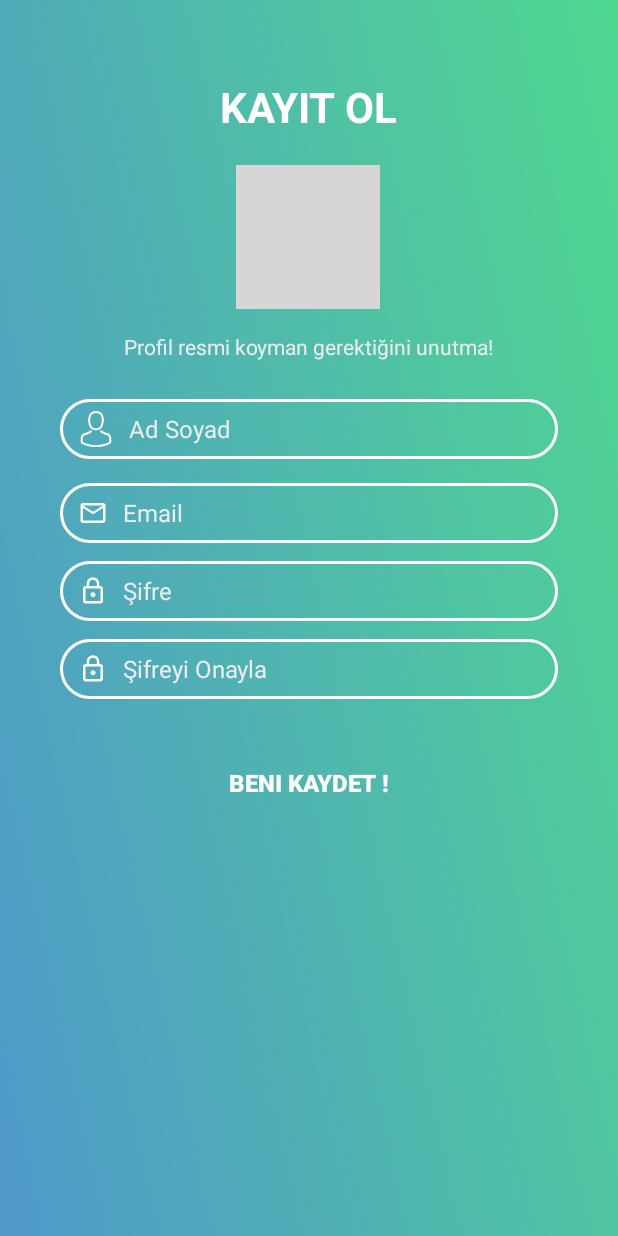
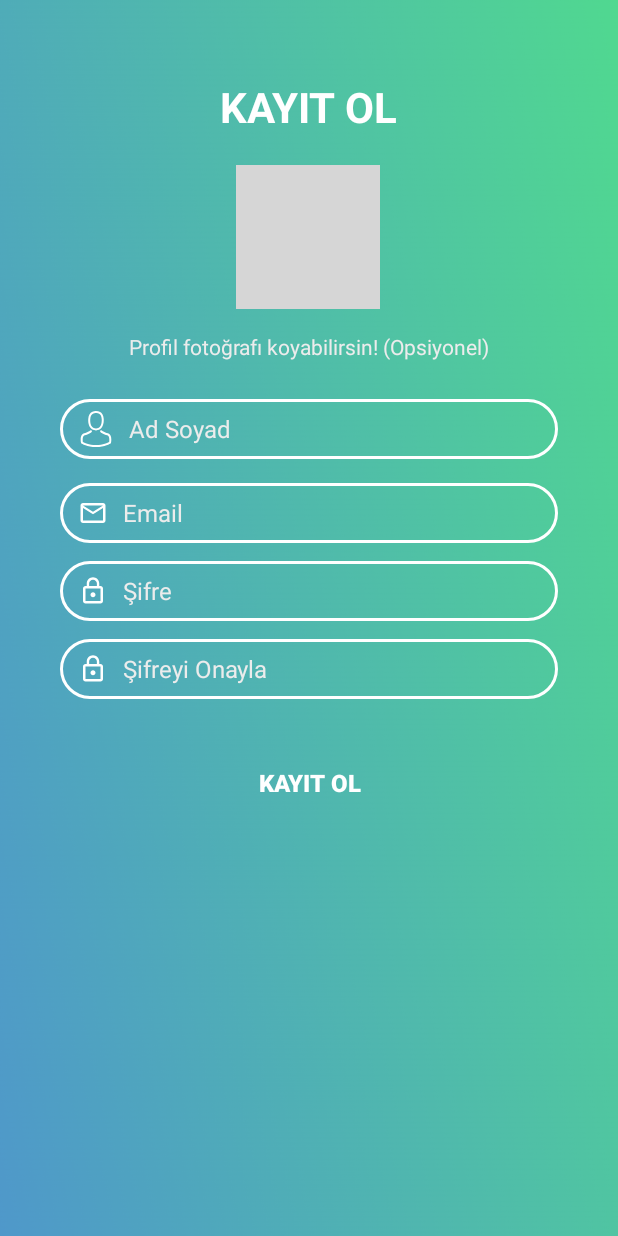
Before and after one commit to SaintTwn/MobileApplicationProject, an Android app: the RegisterActivity screen opened directly, with no data from a screen before it, after a tap on an icon or button, on a phone screen of 412 x 824 dp. Run offline under Robolectric (Android 15) with nearby library versions, the phone set to English and light mode, and no system bars; our stand-ins replace CircleImageView, Firebase (no records; nobody signed in at launch, a user with empty details on screens opened directly); grey boxes are pictures that could not be loaded.

Commit message:
bug fixed (profile photo error)

```diff
--- a/app/build.gradle
+++ b/app/build.gradle
@@ -18,6 +18,7 @@ android {
             proguardFiles getDefaultProguardFile('proguard-android.txt'), 'proguard-rules.pro'
         }
     }
+    namespace 'com.batugeray.instablog'
 }
 
 dependencies {
--- a/app/src/main/AndroidManifest.xml
+++ b/app/src/main/AndroidManifest.xml
@@ -1,6 +1,5 @@
 <?xml version="1.0" encoding="utf-8"?>
-<manifest xmlns:android="http://schemas.android.com/apk/res/android"
-    package="com.batugeray.instablog">
+<manifest xmlns:android="http://schemas.android.com/apk/res/android">
 
     <uses-permission android:name="android.permission.INTERNET" />
     <uses-permission android:name="android.permission.READ_EXTERNAL_STORAGE" />
--- a/app/src/main/java/com/batugeray/instablog/RegisterActivity.java
+++ b/app/src/main/java/com/batugeray/instablog/RegisterActivity.java
@@ -12,6 +12,7 @@ import android.support.v4.app.ActivityCompat;
 import android.support.v4.content.ContextCompat;
 import android.support.v7.app.AppCompatActivity;
 import android.text.TextUtils;
+import android.util.Log;
 import android.view.View;
 import android.widget.Button;
 import android.widget.EditText;
@@ -66,21 +67,25 @@ public class RegisterActivity extends AppCompatActivity {
         toptext = findViewById(R.id.toptext);
 
 
+
         avatar.setOnClickListener(new View.OnClickListener() {
             @Override
             public void onClick(View view) {
                 if (Build.VERSION.SDK_INT >= Build.VERSION_CODES.M) {
-                    if (ContextCompat.checkSelfPermission(RegisterActivity.this, Manifest.permission.READ_EXTERNAL_STORAGE) != PackageManager.PERMISSION_GRANTED) {
+                    if (ContextCompat.checkSelfPermission(RegisterActivity.this, Manifest.permission.READ_EXTERNAL_STORAGE) == PackageManager.PERMISSION_GRANTED) {
+                        // İzin iste
+
                         ActivityCompat.requestPermissions(RegisterActivity.this, new String[]{Manifest.permission.READ_EXTERNAL_STORAGE}, 1);
                     } else {
+                        // İzin zaten verildiyse, resim seçme işlemine devam et
                         pickimage();
                     }
                 } else {
+                    // Android M'den düşük cihazlar için izin kontrolü gerekli değil
                     pickimage();
                 }
             }
         });
-
         signup.setOnClickListener(new View.OnClickListener() {
             @Override
             public void onClick(View view) {
@@ -161,9 +166,11 @@ public class RegisterActivity extends AppCompatActivity {
             password.setError("Şifrelerin eşleşmiyor! :(");
             secondpassword.setError("Şifrelerin eşleşmiyor! :(");
         }
+        /*
         else if (mainImageUri == null) {
             Toast.makeText(RegisterActivity.this, "Profil resmini seçmeyi unuttun!", Toast.LENGTH_LONG).show();
         }
+         */
         else {
             return true;
         }
--- a/app/src/main/res/layout/activity_register.xml
+++ b/app/src/main/res/layout/activity_register.xml
@@ -144,7 +144,7 @@
         android:layout_marginTop="36dp"
         android:layout_marginEnd="40dp"
         android:background="@drawable/loginbutton"
-        android:text="@string/signup2"
+        android:text="KAYIT OL"
         android:textAllCaps="true"
         android:textColor="@color/white"
         android:textSize="16sp"
@@ -160,8 +160,8 @@
         android:layout_height="wrap_content"
         android:layout_marginTop="5dp"
         android:layout_marginBottom="15dp"
+        android:text="Profil fotoğrafı koyabilirsin! (Opsiyonel)"
         android:textColor="@color/lightgrey"
-        android:text="Profil resmi koyman gerektiğini unutma!"
         app:layout_constraintBottom_toTopOf="@+id/fullname"
         app:layout_constraintEnd_toEndOf="parent"
         app:layout_constraintStart_toStartOf="parent"
--- a/build.gradle
+++ b/build.gradle
@@ -7,7 +7,7 @@ buildscript {
         jcenter()
     }
     dependencies {
-        classpath 'com.android.tools.build:gradle:7.4.2'
+        classpath 'com.android.tools.build:gradle:8.2.2'
         classpath 'com.google.gms:google-services:4.3.14'
 
         // NOTE: Do not place your application dependencies here; they belong
--- a/gradle.properties
+++ b/gradle.properties
@@ -9,6 +9,9 @@
 
 # Specifies the JVM arguments used for the daemon process.
 # The setting is particularly useful for tweaking memory settings.
+android.defaults.buildfeatures.buildconfig=true
+android.nonFinalResIds=false
+android.nonTransitiveRClass=false
 org.gradle.jvmargs=-Xmx1536m
 
 # When configured, Gradle will run in incubating parallel mode.
```
Also changed, not shown: gradle/wrapper/gradle-wrapper.properties, 516 other files.
